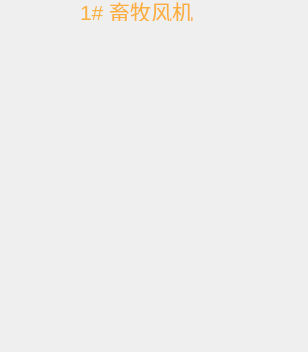
First picture: the form in Window/Module/axialfan.ui, repository caosq/ChickenFarm, before the edit.
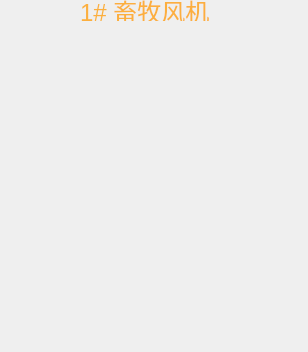
Second picture: the form after the edit. Icons and pictures are not drawn.

Patch:
```diff
--- a/Window/Module/axialfan.ui
+++ b/Window/Module/axialfan.ui
@@ -18,7 +18,7 @@
     <rect>
      <x>80</x>
      <y>0</y>
-     <width>129</width>
+     <width>131</width>
      <height>21</height>
     </rect>
    </property>
@@ -61,7 +61,7 @@
    </property>
    <property name="font">
     <font>
-     <pointsize>16</pointsize>
+     <pointsize>18</pointsize>
     </font>
    </property>
    <property name="text">
```
